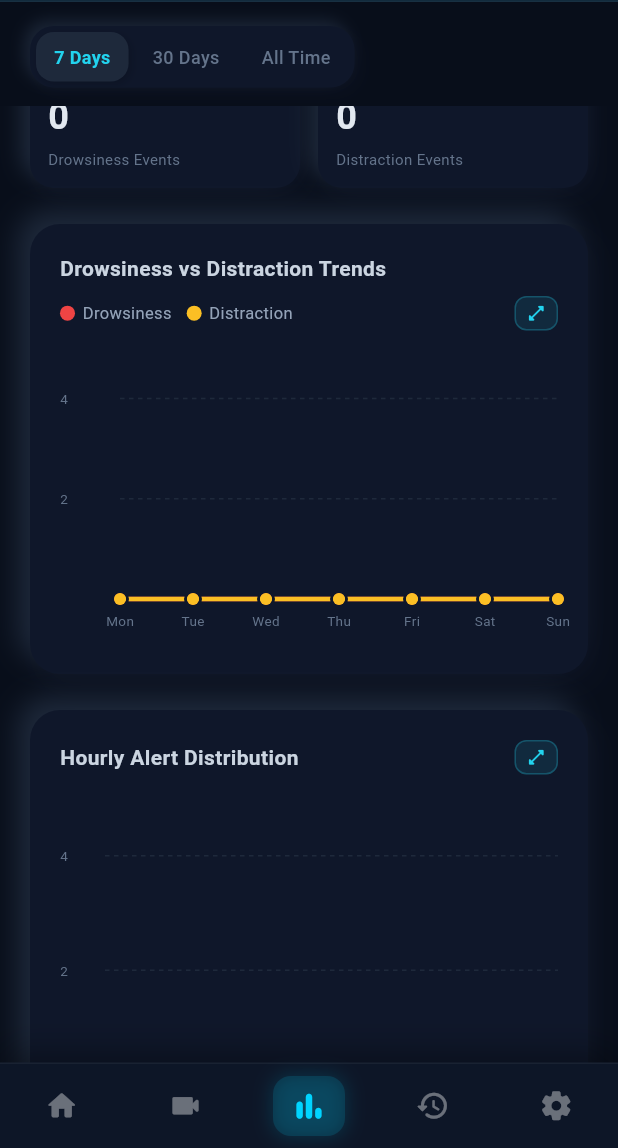
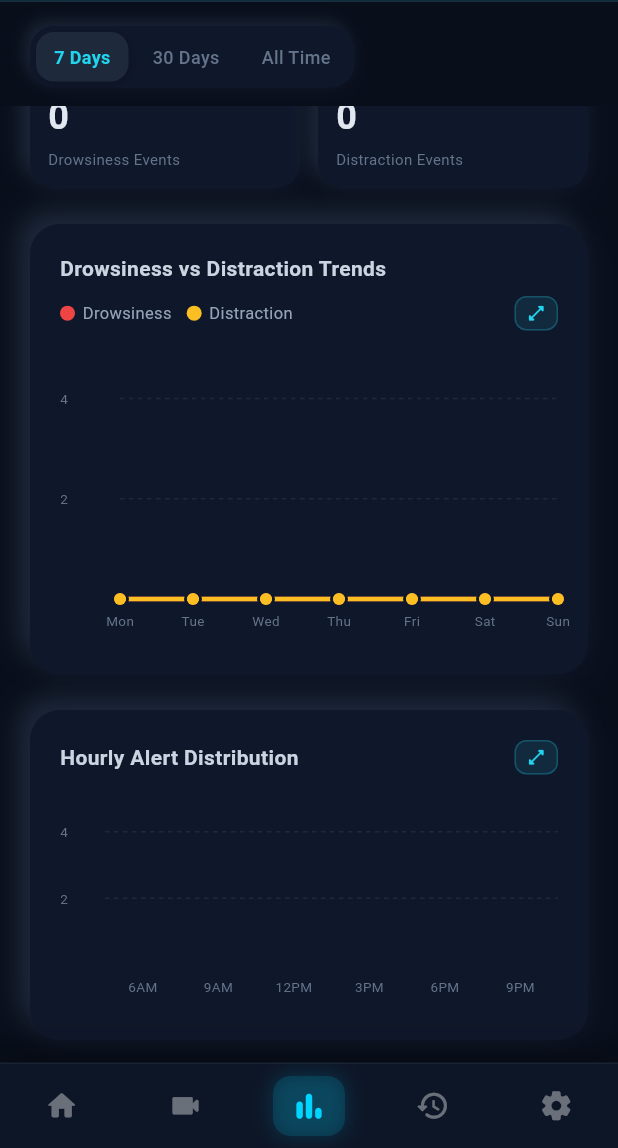
Before and after one commit to JulianaMancera/DriverMonitoringSystem, a Flutter app: the screen it shows after launch, item 3 of the bottom bar chosen, scrolled down 336 dp, on a phone screen of 412 x 824 dp, the part 88-1236 px from its top. Run offline on Flutter 3.47's test engine with Material 3 defaults, Android fonts, the phone set to English and light mode, and no system bars; drawn by our look-alikes of fl_chart; our stand-ins replace audioplayers, camera, flutter_riverpod, share_plus, shared_preferences, sqflite; missing offline and left inert: tflite_flutter, volume_controller; accounts and stored records are empty; Roboto replaces fonts that are missing (SF Pro Display).

Commit message:
removed spacing at the bottom of 3 screens

```diff
--- a/drivermonitorngsystem/lib/screens/analytics_screen.dart
+++ b/drivermonitorngsystem/lib/screens/analytics_screen.dart
@@ -177,7 +177,7 @@ class _AnalyticsScreenState extends ConsumerState<AnalyticsScreen> {
                   ? _buildMobileChartsLayout(context, dailyTrends, hourlyDist)
                   : _buildDesktopChartsLayout(context, dailyTrends, hourlyDist),
             ),
-            SizedBox(height: isMobile ? 96 : 32),
+            SizedBox(height: isMobile ? 16 : 32),
           ],
         ),
       ),
@@ -564,7 +564,7 @@ class _AnalyticsScreenState extends ConsumerState<AnalyticsScreen> {
     return GestureDetector(
       onTap: () => _openBarChartModal(context, hourlyDist),
       child: Container(
-        height: Responsive.responsiveHeight(context, mobile: 300, tablet: 320, desktop: 340),
+       height: 220,
         clipBehavior: Clip.antiAlias,
         decoration: BoxDecoration(
           color: const Color(0xFF0f172a),
--- a/drivermonitorngsystem/lib/screens/monitor_screen.dart
+++ b/drivermonitorngsystem/lib/screens/monitor_screen.dart
@@ -474,7 +474,7 @@ class _MonitorScreenState extends ConsumerState<MonitorScreen>
             _buildCameraWithOverlay(height: 280, isLandscape: false),
             const SizedBox(height: 12),
             _buildMetricsSidebar(isLandscape: false),
-            const SizedBox(height: 96),
+            const SizedBox(height: 16),
           ],
         ),
       ),
@@ -1139,7 +1139,7 @@ class _MonitorScreenState extends ConsumerState<MonitorScreen>
             icon: Icons.visibility),
         const SizedBox(height: 20),
         SizedBox(
-            height: isLandscape ? 260.0 : 320.0,
+            height: isLandscape ? 260.0 : 200.0,
             child: _buildSystemLog()),
       ],
     );
```
Also changed, not shown: drivermonitorngsystem/lib/screens/dashboard_screen.dart (+2 -6 lines).
